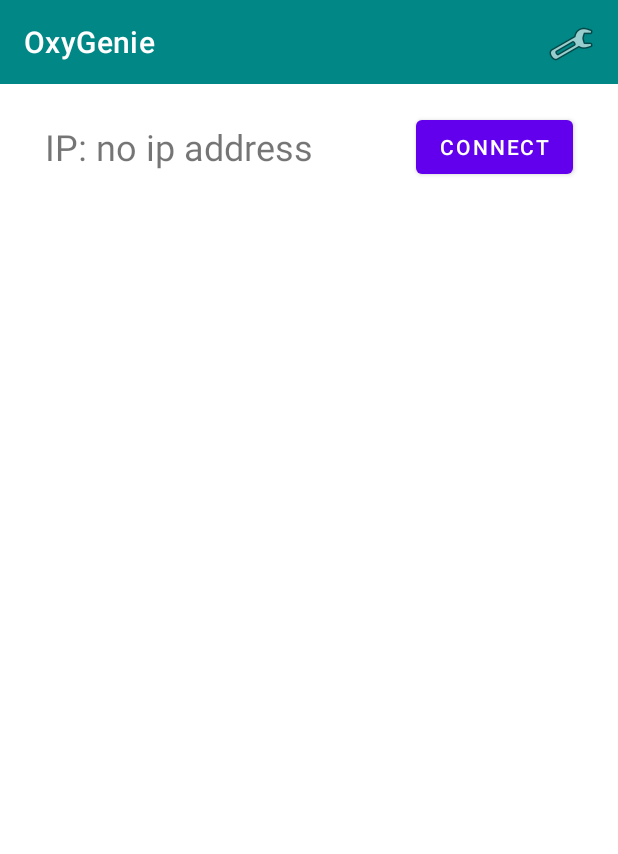
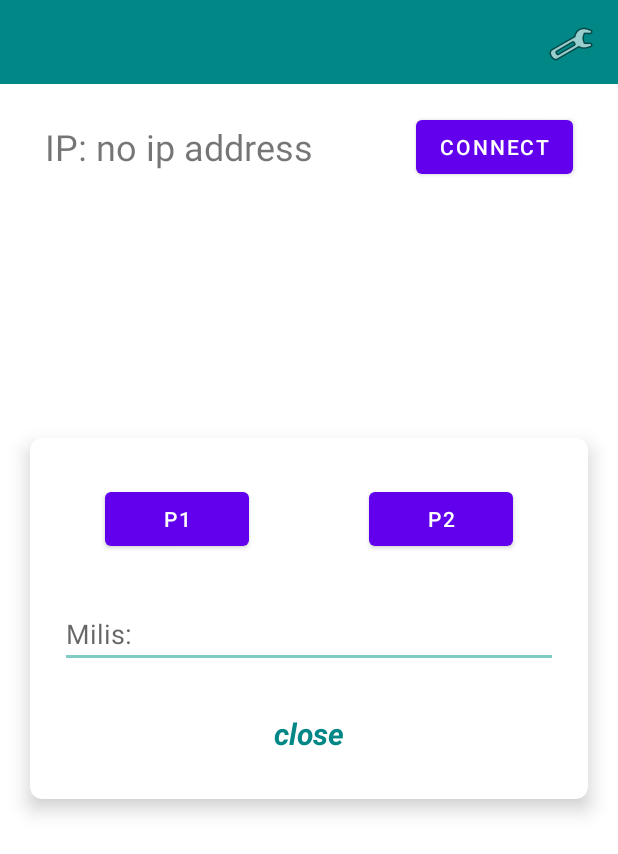
Before and after one commit to OlahRolandDenis/FloareaSusRasareAndroid, an Android app built with Jetpack Compose: the screen it shows after launch (MainActivity), on a phone screen of 412 x 824 dp. Shown: the top 854 px of the screen. Run offline under Robolectric (Android 15) with nearby library versions, the phone set to English and light mode, and no system bars; libraries missing offline, so code that uses them is left out: org.java_websocket.client, org.java_websocket.handshake.

Commit message:
changes important

```diff
--- a/app/build.gradle
+++ b/app/build.gradle
@@ -54,6 +54,7 @@ dependencies {
     implementation "androidx.compose.ui:ui:$compose_version"
     implementation "androidx.compose.ui:ui-tooling-preview:$compose_version"
     implementation 'androidx.compose.material3:material3:1.0.0-alpha11'
+    implementation 'androidx.cardview:cardview:1.0.0'
     testImplementation 'junit:junit:4.13.2'
     androidTestImplementation 'androidx.test.ext:junit:1.1.5'
     androidTestImplementation 'androidx.test.espresso:espresso-core:3.5.1'
--- a/app/src/main/java/com/example/testwifi3/MainActivity.java
+++ b/app/src/main/java/com/example/testwifi3/MainActivity.java
@@ -4,6 +4,7 @@ import androidx.annotation.NonNull;
 import androidx.appcompat.app.AppCompatActivity;
 import androidx.appcompat.widget.Toolbar;
 import androidx.cardview.widget.CardView;
+import androidx.constraintlayout.helper.widget.Carousel;
 
 import android.content.Intent;
 import android.content.SharedPreferences;
@@ -52,15 +53,18 @@ public class MainActivity extends AppCompatActivity {
 
     String IP_ADDRESS;
 
+    View bgTransparentView;
+
     private Toolbar toolbar;
     private Button btnConnect;
     private ImageButton btnRefresh;
 
     private LinearLayout paramsLayout;
-    private CardView humidityCV, waterCV, oxygenCV;
+    private CardView humidityCV, waterCV, oxygenCV, ledCV, ledControlCV, pumpControlCV;
 
     private Slider ledSlider;
-    private MaterialButton btnLedON, btnLedOFF;
+
+    private MaterialButton btnLedOn, btnLedOff;
 
     Socket socket = null;
     PrintWriter out = null;
@@ -84,9 +88,18 @@ public class MainActivity extends AppCompatActivity {
         btnRefresh = (ImageButton) findViewById(R.id.btnRefresh);
 
         paramsLayout = (LinearLayout) findViewById(R.id.paramsLayout);
-        btnLedON = (MaterialButton) findViewById(R.id.btnLedON);
-        btnLedOFF = (MaterialButton) findViewById(R.id.btnLedOFF);
-        ledSlider = (Slider) findViewById(R.id.ledSlider);
+
+        ledCV = findViewById(R.id.ledCV);
+        waterCV = findViewById(R.id.waterCV);
+
+        bgTransparentView = (View) findViewById(R.id.bgTransparentView);
+
+        ledControlCV = (CardView) findViewById(R.id.ledControlCV);
+        pumpControlCV = (CardView) findViewById(R.id.pumpsControlCV);
+
+        btnLedOn = findViewById(R.id.btnLedON);
+        btnLedOff = findViewById(R.id.btnLedOFF);
+        ledSlider = findViewById(R.id.ledSlider);
 
         settings = ( UserSettings ) getApplication();
         IP_ADDRESS = settings.getIPAddress();
@@ -109,16 +122,34 @@ public class MainActivity extends AppCompatActivity {
             }
         });
 
-        btnLedON.setOnClickListener(v -> {
-            turnOnLED();
+        ledCV.setOnClickListener(v->{
+            bgTransparentView.setAlpha(0.5f);
+            ledControlCV.setVisibility(CardView.VISIBLE);
+            ledControlCV.setAlpha(1.0f);
         });
 
-        btnLedOFF.setOnClickListener(v -> {
-            turnOffLED();
+        btnLedOn.setOnClickListener(v -> {
+            new SendCommandTask().execute("LED_ON");
+        });
+
+        btnLedOff.setOnClickListener(v -> {
+            new SendCommandTask().execute("LED_OFF");
         });
 
         ledSlider.addOnChangeListener((slider, value, fromUser) -> {
-            changeIntensityOfLED(value);
+            new SendCommandTask().execute("*" + value);
+        });
+
+        ledControlCV.findViewById(R.id.btnCloseLedControl).setOnClickListener(v-> {
+            ledControlCV.setAlpha(0.0f);
+            ledControlCV.setVisibility(CardView.INVISIBLE);
+            bgTransparentView.setAlpha(0.0f);
+        });
+
+        waterCV.setOnClickListener(v -> {
+            pumpControlCV.setVisibility(CardView.VISIBLE);
+            pumpControlCV.setAlpha(1.0f);
+            bgTransparentView.setAlpha(0.5f);
         });
 
         Set<String> ipAddressesSet = sharedPreferences.getStringSet("ALL_IP_ADDRESSES", null);
@@ -176,20 +207,6 @@ public class MainActivity extends AppCompatActivity {
         Log.i( "ConnectionTask"," pornire connectare la Device");
     }
 
-    private void turnOnLED() {
-        new SendCommandTask().execute("LED_ON");
-        System.out.println("command SENT for LED_ON");
-    }
-
-    private void turnOffLED() {
-        new SendCommandTask().execute("LED_OFF");
-        System.out.println("command SENT for LED_OFF");
-    }
-
-    private void changeIntensityOfLED(float value) {
-        new SendCommandTask().execute("*" + value);
-    }
-
     public void navigateToSettings( View view ) {
         Log.d("NAVIGATE", "click to navigate to settings :D");
 
@@ -208,7 +225,7 @@ public class MainActivity extends AppCompatActivity {
                 String IP_PORT = UserSettings.SELECTED_IP_PORT;
 
                 // connect to ip address and the socket "assigned" to it
-                socket = new Socket("192.168.61.177", 80);
+                socket = new Socket(IP_ADDRESS, 80);
                 out = new PrintWriter(new OutputStreamWriter(socket.getOutputStream()), true);
                 in = new BufferedReader(new InputStreamReader(socket.getInputStream()));
 
@@ -267,7 +284,7 @@ public class MainActivity extends AppCompatActivity {
         }
     }
 
-    private class SendCommandTask extends AsyncTask<String, Void, String> {
+    public class SendCommandTask extends AsyncTask<String, Void, String> {
 
         @Override
         protected String doInBackground(String... params) {
--- a/app/src/main/res/layout/activity_main.xml
+++ b/app/src/main/res/layout/activity_main.xml
@@ -7,6 +7,7 @@
     tools:context=".MainActivity">
 
     <include
+        android:id="@+id/include"
         layout="@layout/appbar" />
 
     <LinearLayout
@@ -90,39 +91,6 @@
         android:alpha="0.0"
         android:animateLayoutChanges="true">
 
-        <LinearLayout
-            android:layout_width="match_parent"
-            android:layout_height="wrap_content"
-            android:background="@color/yellow"
-            android:orientation="vertical">
-
-            <com.google.android.material.button.MaterialButton
-                android:id="@+id/btnLedON"
-                android:layout_width="wrap_content"
-                android:layout_height="wrap_content"
-                android:text="LED ON"
-                />
-
-            <com.google.android.material.button.MaterialButton
-                android:id="@+id/btnLedOFF"
-                android:layout_width="wrap_content"
-                android:layout_height="wrap_content"
-                android:text="led off"
-                android:layout_marginTop="20dp"
-                />
-
-            <com.google.android.material.slider.Slider
-                android:id="@+id/ledSlider"
-                android:valueFrom="0"
-                android:valueTo="100"
-                android:layout_width="match_parent"
-                android:layout_height="wrap_content"
-                app:trackHeight="15dp"
-                android:stepSize="5"
-                />
-
-        </LinearLayout>
-
         <androidx.cardview.widget.CardView
             android:id="@+id/humidityCV"
             android:layout_width="match_parent"
@@ -178,7 +146,7 @@
             >
 
             <androidx.constraintlayout.widget.ConstraintLayout
-                android:id="@+id/paramLayout2"
+                android:id="@+id/waterParamLayout"
                 android:layout_width="match_parent"
                 android:layout_height="match_parent"
                 android:padding="15dp">
@@ -307,14 +275,15 @@
             app:cardBackgroundColor="#FDFDFD"
             app:cardCornerRadius="10dp"
             app:cardElevation="10dp"
+            android:clickable="true"
             >
 
             <androidx.constraintlayout.widget.ConstraintLayout
                 android:id="@+id/paramLayout5"
                 android:layout_width="match_parent"
                 android:layout_height="match_parent"
-                android:padding="15dp">
-
+                android:padding="15dp"
+                >
                 <TextView
                     android:id="@+id/lblLEDParam"
                     android:layout_width="wrap_content"
@@ -345,4 +314,158 @@
     </LinearLayout>
     </ScrollView>
 
+
+    <androidx.cardview.widget.CardView
+        android:id="@+id/ledControlCV"
+        android:layout_width="match_parent"
+        android:layout_height="wrap_content"
+        android:layout_marginHorizontal="20dp"
+        android:elevation="100dp"
+        app:cardBackgroundColor="@android:color/white"
+        app:cardCornerRadius="8dp"
+        app:cardElevation="8dp"
+        app:layout_constraintBottom_toBottomOf="parent"
+        app:layout_constraintStart_toStartOf="parent"
+        app:layout_constraintTop_toTopOf="parent"
+        android:alpha="0.0"
+        >
+
+        <LinearLayout
+            android:layout_width="match_parent"
+            android:layout_height="wrap_content"
+            android:orientation="vertical"
+            android:paddingHorizontal="20dp"
+            android:paddingVertical="30dp">
+
+            <LinearLayout
+                android:layout_width="match_parent"
+                android:layout_height="wrap_content"
+                android:orientation="horizontal">
+
+                <com.google.android.material.button.MaterialButton
+                    android:id="@+id/btnLedON"
+                    android:layout_width="wrap_content"
+                    android:layout_height="wrap_content"
+                    android:layout_marginLeft="30dp"
+                    android:layout_marginRight="40dp"
+                    android:layout_weight="1"
+                    android:text="LED ON" />
+
+                <com.google.android.material.button.MaterialButton
+                    android:id="@+id/btnLedOFF"
+                    android:layout_width="wrap_content"
+                    android:layout_height="wrap_content"
+                    android:layout_gravity="end"
+                    android:layout_marginLeft="40dp"
+                    android:layout_marginRight="30dp"
+                    android:layout_weight="1"
+                    android:text="led off" />
+            </LinearLayout>
+
+
+            <com.google.android.material.slider.Slider
+                android:id="@+id/ledSlider"
+                android:layout_width="match_parent"
+                android:layout_height="wrap_content"
+                android:stepSize="5"
+                android:valueFrom="0"
+                android:valueTo="100"
+                app:trackHeight="15dp" />
+
+            <TextView
+                android:id="@+id/btnCloseLedControl"
+                android:layout_width="match_parent"
+                android:layout_height="wrap_content"
+                android:textAlignment="center"
+                android:text="close"
+                android:textSize="20sp"
+                android:layout_marginTop="30dp"
+                android:textColor="@color/teal_700"
+                android:clickable="true"
+                android:textStyle="bold|italic"
+                />
+
+        </LinearLayout>
+    </androidx.cardview.widget.CardView>
+
+    <androidx.cardview.widget.CardView
+        android:id="@+id/pumpsControlCV"
+        android:layout_width="match_parent"
+        android:layout_height="wrap_content"
+        android:layout_marginHorizontal="20dp"
+        android:elevation="100dp"
+        app:cardBackgroundColor="@android:color/white"
+        app:cardCornerRadius="8dp"
+        app:cardElevation="8dp"
+        app:layout_constraintBottom_toBottomOf="parent"
+        app:layout_constraintEnd_toEndOf="parent"
+        app:layout_constraintStart_toStartOf="parent"
+        app:layout_constraintTop_toTopOf="parent"
+        android:alpha="1.0">
+
+        <LinearLayout
+            android:layout_width="match_parent"
+            android:layout_height="wrap_content"
+            android:orientation="vertical"
+            android:paddingHorizontal="20dp"
+            android:paddingVertical="30dp">
+
+            <LinearLayout
+                android:layout_width="match_parent"
+                android:layout_height="wrap_content"
+                android:orientation="horizontal">
+
+                <com.google.android.material.button.MaterialButton
+                    android:id="@+id/btnPump1"
+                    android:layout_width="wrap_content"
+                    android:layout_height="wrap_content"
+                    android:layout_marginLeft="30dp"
+                    android:layout_marginRight="40dp"
+                    android:layout_weight="1"
+                    android:text="P1" />
+
+                <com.google.android.material.button.MaterialButton
+                    android:id="@+id/btnPump2"
+                    android:layout_width="wrap_content"
+                    android:layout_height="wrap_content"
+                    android:layout_gravity="end"
+                    android:layout_marginLeft="40dp"
+                    android:layout_marginRight="30dp"
+                    android:layout_weight="1"
+                    android:text="P2" />
+            </LinearLayout>
+
+            <EditText
+                android:layout_width="match_parent"
+                android:layout_height="wrap_content"
+                android:layout_marginTop="30dp"
+                android:hint="Milis: "
+                />
+
+
+            <TextView
+                android:id="@+id/btnClosePumpsControl"
+                android:layout_width="match_parent"
+                android:layout_height="wrap_content"
+                android:layout_marginTop="30dp"
+                android:clickable="true"
+                android:text="close"
+                android:textAlignment="center"
+                android:textColor="@color/teal_700"
+                android:textSize="20sp"
+                android:textStyle="bold|italic" />
+
+        </LinearLayout>
+    </androidx.cardview.widget.CardView>
+
+
+    <View
+        android:id="@+id/bgTransparentView"
+        android:layout_width="match_parent"
+        android:layout_height="match_parent"
+
+        android:background="@color/black"
+        android:alpha="0.0"
+        />
+
 </androidx.constraintlayout.widget.ConstraintLayout>
--- a/app/src/main/res/values/themes.xml
+++ b/app/src/main/res/values/themes.xml
@@ -13,4 +13,10 @@
         <item name="android:statusBarColor">?attr/colorPrimaryVariant</item>
         <!-- Customize your theme here. -->
     </style>
+
+    <style name="Theme.Testwifi3.PopMe">
+        <item name="android:windowIsTranslucent">true</item>
+        <item name="android:windowCloseOnTouchOutside">true</item>
+        <item name="android:backgroundDimEnabled">true</item>
+    </style>
 </resources>
--- /dev/null
+++ b/app/src/main/res/xml/activity_main_scene.xml
@@ -0,0 +1,16 @@
+<?xml version="1.0" encoding="utf-8"?>
+<MotionScene xmlns:android="http://schemas.android.com/apk/res/android"
+    xmlns:app="http://schemas.android.com/apk/res-auto">
+
+    <ConstraintSet android:id="@+id/start">
+        <Constraint android:id="@+id/widget" />
+    </ConstraintSet>
+
+    <ConstraintSet android:id="@+id/end">
+        <Constraint android:id="@id/widget" />
+    </ConstraintSet>
+
+    <Transition
+        app:constraintSetEnd="@id/end"
+        app:constraintSetStart="@+id/start" />
+</MotionScene>
```
